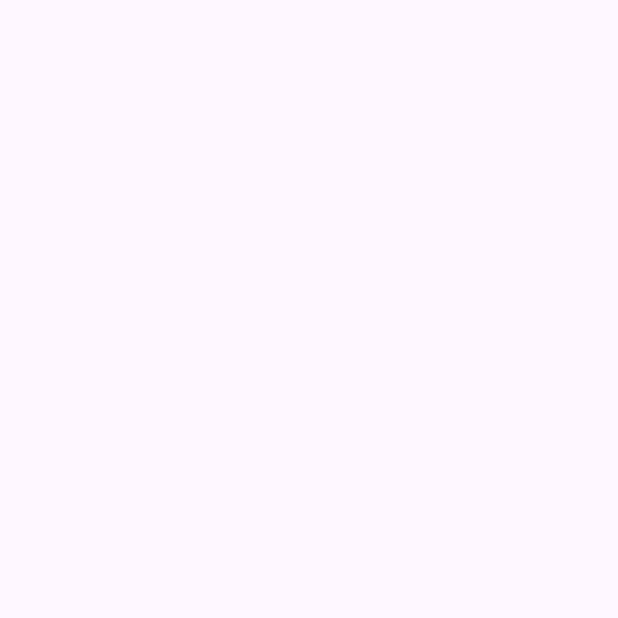
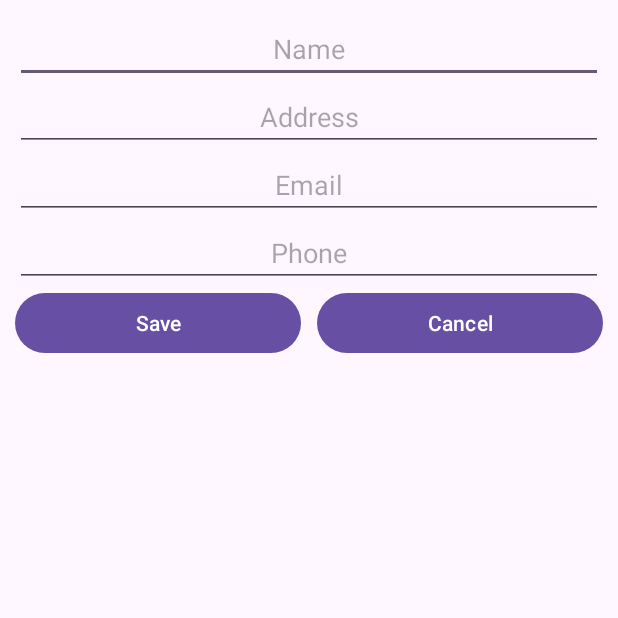
Before and after one commit to paulomarinato/Lista-Telefonica, an Android app: the NewContactActivity screen opened directly, with no data from a screen before it, on a phone screen of 412 x 824 dp, the top half of it. Before the commit the part shown is empty. Run offline under Robolectric (Android 15) with nearby library versions, the phone set to English and light mode, and no system bars.

Commit message:
Layout NewContact ok

```diff
--- a/app/src/main/java/com/marinato/listatelefonica/activity/NewContactActivity.kt
+++ b/app/src/main/java/com/marinato/listatelefonica/activity/NewContactActivity.kt
@@ -3,10 +3,14 @@ package com.marinato.listatelefonica.activity
 import androidx.appcompat.app.AppCompatActivity
 import android.os.Bundle
 import com.marinato.listatelefonica.R
+import com.marinato.listatelefonica.databinding.ActivityNewContactBinding
 
 class NewContactActivity : AppCompatActivity() {
+
+    private lateinit var binding: ActivityNewContactBinding
     override fun onCreate(savedInstanceState: Bundle?) {
         super.onCreate(savedInstanceState)
-        setContentView(R.layout.activity_new_contact)
+        binding = ActivityNewContactBinding.inflate(layoutInflater)
+        setContentView(binding.root)
     }
 }
--- a/app/src/main/java/com/marinato/listatelefonica/database/DBHelper.kt
+++ b/app/src/main/java/com/marinato/listatelefonica/database/DBHelper.kt
@@ -6,6 +6,7 @@ import android.database.sqlite.SQLiteDatabase
 import android.database.sqlite.SQLiteOpenHelper
 import com.marinato.listatelefonica.model.ContactModel
 import com.marinato.listatelefonica.model.UserModel
+import java.net.Inet4Address
 
 class DBHelper(context: Context) : SQLiteOpenHelper (context, "database.db", null, 1){
 
@@ -13,11 +14,14 @@ class DBHelper(context: Context) : SQLiteOpenHelper (context, "database.db", nul
         "CREATE TABLE users (id INTEGER PRIMARY KEY AUTOINCREMENT, " +
                 "username TEXT UNIQUE, password TEXT)",
         "INSERT INTO users (username, password) VALUES ('admin', 'password'0)",
-        "CREATE TABLE contact(id INTEGER PRIMARY KEY AUTOINCREMENT, name TEXT, email TEXT," +
-                " address TEXT, phone INT, imageId TEXT)",
-        "INSERT INTO contact (name, email, phone, imageId) VALUES (Paulo, paulo@email.com, 911112222,1)",
-        "INSERT INTO contact (name, email, phone, imageId) VALUES (Roberto, Roberto@email.com, 933334444,1)",
-        "INSERT INTO contact (name, email, phone, imageId) VALUES (Marinato, marinato@email.com, 955556666,1)",
+        "CREATE TABLE contact(id INTEGER PRIMARY KEY AUTOINCREMENT, name TEXT, address TEXT, " +
+                "email TEXT, address TEXT, phone INT, imageId TEXT)",
+        "INSERT INTO contact (name, address, email, phone, imageId) VALUES " +
+                "('Paulo', 'address Paulo', 'paulo@email.com', '911112222',1)",
+        "INSERT INTO contact (name, address, email, phone, imageId) VALUES " +
+                "(Roberto, 'address Roberto', Roberto@email.com, 933334444,2)",
+        "INSERT INTO contact (name, address, email, phone, imageId) VALUES " +
+                "(Marinato, 'address Marinato', marinato@email.com, 955556666,3)",
     )
 
     override fun onCreate(db: SQLiteDatabase?) {
@@ -100,10 +104,11 @@ class DBHelper(context: Context) : SQLiteOpenHelper (context, "database.db", nul
     }
                                     /* --- CRUD CONTACTS --- */
 
-    fun insertContact(name: String, email: String, phone: Int, ImageId: Int): Long {
+    fun insertContact(name: String, address: String, email: String, phone: Int, ImageId: Int): Long {
         val db = this.writableDatabase
         val contentValues = ContentValues()
         contentValues.put("name", name)
+        contentValues.put("address", address)
         contentValues.put("email", email)
         contentValues.put("phone", phone)
         contentValues.put("imageId", ImageId)
@@ -112,10 +117,11 @@ class DBHelper(context: Context) : SQLiteOpenHelper (context, "database.db", nul
         return res
     }
 
-    fun updateContact(id: Int, name: String, email: String, phone: Int, ImageId: Int): Int {
+    fun updateContact(id: Int, name: String, address: String, email: String, phone: Int, ImageId: Int): Int {
         val db = this.writableDatabase
         val contentValues = ContentValues()
         contentValues.put("name", name)
+        contentValues.put("address", address)
         contentValues.put("email", email)
         contentValues.put("phone", phone)
         contentValues.put("imageId", ImageId)
--- a/app/src/main/res/layout/activity_new_contact.xml
+++ b/app/src/main/res/layout/activity_new_contact.xml
@@ -1,9 +1,63 @@
 <?xml version="1.0" encoding="utf-8"?>
-<androidx.constraintlayout.widget.ConstraintLayout xmlns:android="http://schemas.android.com/apk/res/android"
+<LinearLayout xmlns:android="http://schemas.android.com/apk/res/android"
     xmlns:app="http://schemas.android.com/apk/res-auto"
     xmlns:tools="http://schemas.android.com/tools"
     android:layout_width="match_parent"
     android:layout_height="match_parent"
+    android:orientation="vertical"
+    android:padding="10dp"
     tools:context=".activity.NewContactActivity">
 
-</androidx.constraintlayout.widget.ConstraintLayout>
+    <EditText
+        android:id="@+id/edit_name"
+        android:layout_width="match_parent"
+        android:layout_height="wrap_content"
+        android:gravity="center"
+        android:hint="Name"/>
+
+    <EditText
+        android:id="@+id/edit_address"
+        android:layout_width="match_parent"
+        android:layout_height="wrap_content"
+        android:gravity="center"
+        android:hint="Address"/>
+
+    <EditText
+        android:id="@+id/edit_email"
+        android:layout_width="match_parent"
+        android:layout_height="wrap_content"
+        android:gravity="center"
+        android:hint="Email"
+        android:inputType="textEmailAddress"/>
+
+    <EditText
+        android:id="@+id/edit_phone"
+        android:layout_width="match_parent"
+        android:layout_height="wrap_content"
+        android:gravity="center"
+        android:hint="Phone"
+        android:inputType="phone"/>
+
+    <LinearLayout
+        android:layout_width="match_parent"
+        android:layout_height="wrap_content"
+        android:orientation="horizontal">
+
+        <Button
+            android:id="@+id/button_save"
+            android:layout_width="0dp"
+            android:layout_marginEnd="5dp"
+            android:layout_height="wrap_content"
+            android:layout_weight="1"
+            android:text="Save"/>
+        <Button
+            android:id="@+id/button_cancel"
+            android:layout_width="0dp"
+            android:layout_marginStart="5dp"
+            android:layout_height="wrap_content"
+            android:layout_weight="1"
+            android:text="Cancel"/>
+
+    </LinearLayout>
+
+</LinearLayout>
```
